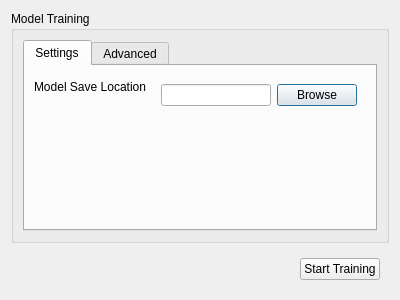
Above: src/train/traindialog.ui from OceanEye-Project/OceanEye-QT before the change. Below: the same form after it.
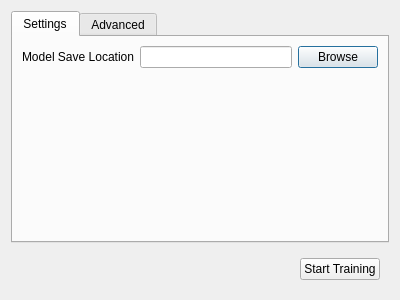
That is the form after the change. The open tabs and pages were chosen to show the change.

Commit message: Enforce project class list

What changed in the file:
```diff
--- a/src/train/traindialog.ui
+++ b/src/train/traindialog.ui
@@ -15,30 +15,24 @@
   </property>
   <layout class="QVBoxLayout" name="verticalLayout">
    <item>
-    <widget class="QGroupBox" name="groupBox">
-     <property name="title">
-      <string>Model Training</string>
-     </property>
-     <property name="flat">
-      <bool>false</bool>
-     </property>
-     <property name="checkable">
-      <bool>false</bool>
-     </property>
-     <layout class="QVBoxLayout" name="verticalLayout_2">
-      <item>
        <widget class="QTabWidget" name="tabWidget">
         <property name="currentIndex">
-         <number>0</number>
+      <number>1</number>
         </property>
         <widget class="QWidget" name="tab">
          <attribute name="title">
           <string>Settings</string>
          </attribute>
          <layout class="QFormLayout" name="formLayout">
+       <item row="0" column="0">
+        <widget class="QLabel" name="label">
+         <property name="text">
+          <string>Model Save Location</string>
+         </property>
+        </widget>
+       </item>
           <item row="0" column="1">
-           <widget class="QWidget" name="widget_2" native="true">
-            <layout class="QHBoxLayout" name="horizontalLayout_2">
+        <layout class="QHBoxLayout" name="horizontalLayout_3">
              <item>
               <widget class="QLineEdit" name="saveLocation"/>
              </item>
@@ -50,14 +44,6 @@
               </widget>
              </item>
             </layout>
-           </widget>
-          </item>
-          <item row="0" column="0">
-           <widget class="QLabel" name="label">
-            <property name="text">
-             <string>Model Save Location</string>
-            </property>
-           </widget>
           </item>
          </layout>
         </widget>
@@ -79,7 +65,7 @@
           <item row="0" column="1">
            <widget class="QLineEdit" name="baseModelLineEdit">
             <property name="text">
-             <string>yolo11m.pt</string>
+          <string>yolov8m.pt</string>
             </property>
            </widget>
           </item>
@@ -148,9 +134,6 @@
           </item>
          </layout>
         </widget>
-       </widget>
-      </item>
-     </layout>
     </widget>
    </item>
    <item>
```
Lines whose indentation alone changed are shown as unchanged. The commit also changes 17 other files.
